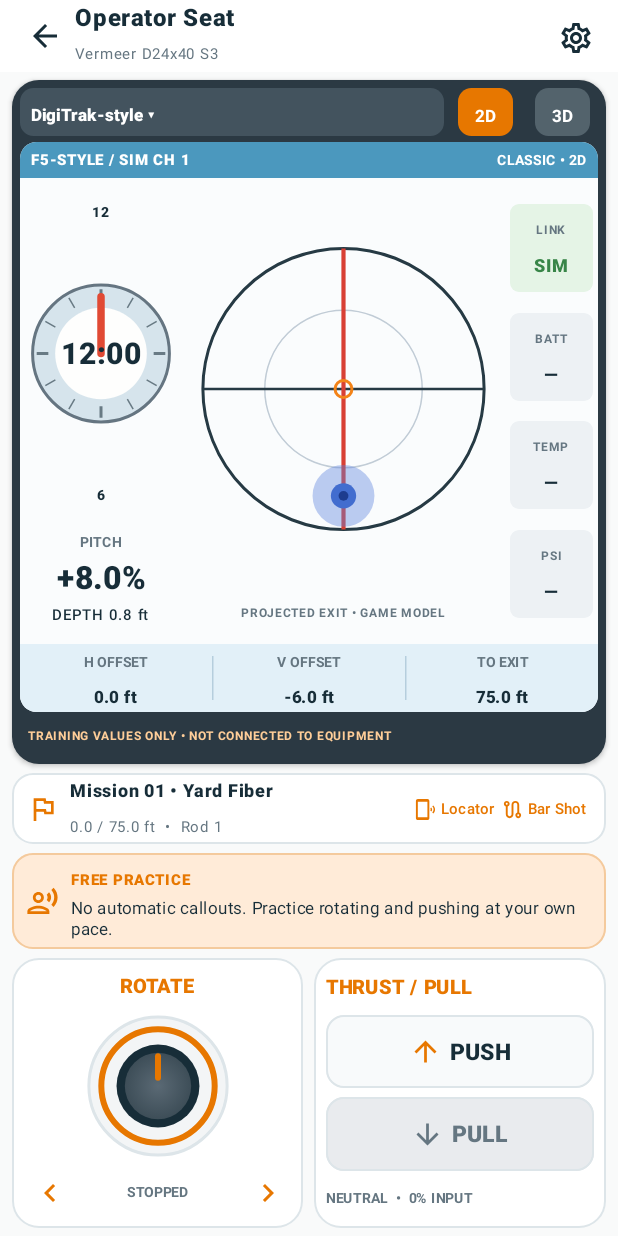
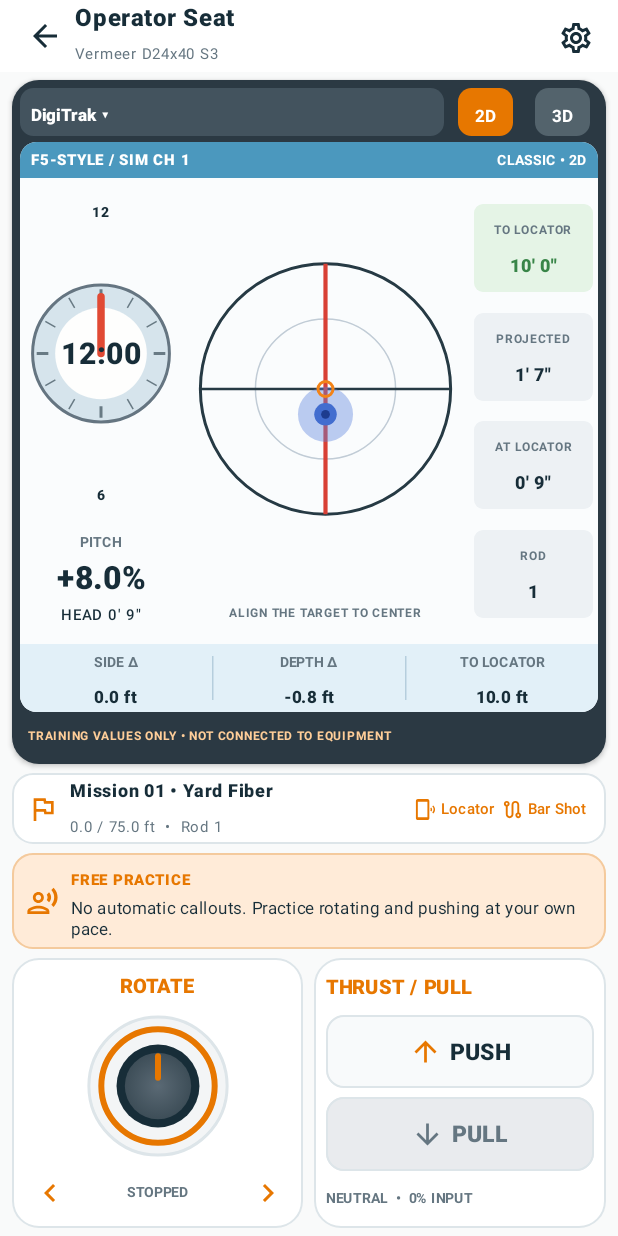
Before and after one commit to luischairez12-ui/DrillSchool, an Android app built with Jetpack Compose: the screen it shows after launch (MainActivity), after a tap on "Resume", on a phone screen of 412 x 824 dp. Run offline under Robolectric (Android 15) with nearby library versions, the phone set to English and light mode, and no system bars.

Commit message:
DrillSchool v0.7.0 — Precision toolface and locator guidance training
* Add half-hour toolface precision positions and independently movable virtual locator station

* Provide current head depth, independent distance to locator, projected and target depth, 30-minute clock and guidance offsets

* Replace unused DigiTrak telemetry with locator distance/current and projected depth, plus 30-minute clock readout

* Remove fake sensor status from Subsite and show locator-specific projected and target depth

* Build independent MAG 9-inspired simulator display with clock, pitch, depth/projection, rod number and centering target

* Add MAG 9 as third independent guidance profile alongside DigiTrak and Subsite

* Offer independent MAG 9 profile during mission setup

* Introduce precision, normal, and fast half-hour toolface rotation repeat rates

* Slow joystick toolface changes to 30-minute precision ticks with sensitivity and movable locator cue

* Persist rotation sensitivity, route precision clock nudges and locator station movements into simulator

* Show half-hour roll and locator distance in handheld receiver training peek

* Prompt trainees to reposition the simulated locator between station checkpoints

* Add automated half-hour clock, projected locator depth, target-alignment and sensitivity tests

* Bump v0.7.0 and add isolated unit test runner

* Run unit tests with Android build and name v0.7 APK

* Document precision and newly grounded display content

* Fix placement of rotation sensitivity parameter on operator cockpit rather than setup page

```diff
--- a/app/build.gradle.kts
+++ b/app/build.gradle.kts
@@ -10,8 +10,8 @@ android {
         applicationId = "com.forgecrew.drillschool"
         minSdk = 29
         targetSdk = 35
-        versionCode = 8
-        versionName = "0.6.0"
+        versionCode = 9
+        versionName = "0.7.0"
     }
     buildTypes { release { isMinifyEnabled = false } }
     compileOptions {
@@ -30,5 +30,6 @@ dependencies {
     implementation("androidx.compose.foundation:foundation")
     implementation("androidx.compose.material3:material3")
     implementation("androidx.compose.material:material-icons-extended")
+    testImplementation("junit:junit:4.13.2")
     debugImplementation("androidx.compose.ui:ui-tooling")
 }
--- a/app/src/main/java/com/forgecrew/drillschool/DigiTrakTrainingDisplay.kt
+++ b/app/src/main/java/com/forgecrew/drillschool/DigiTrakTrainingDisplay.kt
@@ -57,13 +57,13 @@ fun DigiTrakTrainingDisplay(
                     horizontalAlignment = Alignment.CenterHorizontally,
                     verticalArrangement = Arrangement.SpaceEvenly
                 ) {
-                    DigiToolfaceDial(value.clock, Modifier.fillMaxWidth().weight(1f))
+                    DigiToolfaceDial(session.toolfaceTick, Modifier.fillMaxWidth().weight(1f))
                     Text("PITCH", fontSize = 9.sp, color = SchoolMuted,
                         fontWeight = FontWeight.Bold)
                     Text(signedTrainingPercent(value.pitchPercent),
                         fontSize = 21.sp, color = DeepSteel,
                         fontWeight = FontWeight.Black, maxLines = 1)
-                    Text("DEPTH " + oneDecimal(value.depthFeet) + " ft",
+                    Text("HEAD " + feetAndInches(value.depthFeet),
                         fontSize = 10.sp, color = DeepSteel,
                         fontWeight = FontWeight.SemiBold, maxLines = 1)
                     Spacer(Modifier.height(4.dp))
@@ -74,7 +74,7 @@ fun DigiTrakTrainingDisplay(
                         DigiTargetReticle(value, threeD, Modifier.fillMaxSize())
                     }
                     Text(
-                        "PROJECTED EXIT • GAME MODEL",
+                        "ALIGN THE TARGET TO CENTER",
                         fontSize = 8.sp, color = SchoolMuted,
                         fontWeight = FontWeight.Bold,
                         modifier = Modifier.align(Alignment.CenterHorizontally),
@@ -83,13 +83,13 @@ fun DigiTrakTrainingDisplay(
                     Spacer(Modifier.height(5.dp))
                 }
                 Column(
-                    Modifier.width(55.dp).fillMaxHeight(),
+                    Modifier.width(79.dp).fillMaxHeight(),
                     verticalArrangement = Arrangement.SpaceEvenly
                 ) {
-                    DigiStatus("LINK", "SIM", true)
-                    DigiStatus("BATT", "—")
-                    DigiStatus("TEMP", "—")
-                    DigiStatus("PSI", "—")
+                    DigiStatus("TO LOCATOR", feetAndInches(value.distanceToLocatorFeet), true)
+                    DigiStatus("PROJECTED", feetAndInches(value.projectedDepthAtLocatorFeet))
+                    DigiStatus("AT LOCATOR", feetAndInches(value.targetDepthAtLocatorFeet))
+                    DigiStatus("ROD", value.rodNumber.toString())
                 }
             }
             Surface(color = Color(0xFFE2F0F8)) {
@@ -99,17 +99,17 @@ fun DigiTrakTrainingDisplay(
                     verticalAlignment = Alignment.CenterVertically
                 ) {
                     SlimGuidanceMetric(
-                        "H OFFSET", signedTrainingFeet(value.lateralDifferenceAtExitFeet),
+                        "SIDE Δ", signedTrainingFeet(value.lateralErrorAtLocatorFeet),
                         Modifier.weight(1f)
                     )
                     VerticalDivider(Modifier.height(29.dp), color = Color(0xFFB6CEDD))
                     SlimGuidanceMetric(
-                        "V OFFSET", signedTrainingFeet(value.depthDifferenceAtExitFeet),
+                        "DEPTH Δ", signedTrainingFeet(value.verticalErrorAtLocatorFeet),
                         Modifier.weight(1f)
                     )
                     VerticalDivider(Modifier.height(29.dp), color = Color(0xFFB6CEDD))
                     SlimGuidanceMetric(
-                        "TO EXIT", oneDecimal(value.distanceToExitFeet) + " ft",
+                        "TO LOCATOR", oneDecimal(value.distanceToLocatorFeet) + " ft",
                         Modifier.weight(1f)
                     )
                 }
@@ -141,7 +141,7 @@ private fun DigiStatus(label: String, value: String, live: Boolean = false) {
 }
 
 @Composable
-private fun DigiToolfaceDial(clock: Int, modifier: Modifier) {
+private fun DigiToolfaceDial(toolfaceTick: Int, modifier: Modifier) {
     Box(modifier, contentAlignment = Alignment.Center) {
         Canvas(Modifier.fillMaxSize()) {
             val middle = Offset(size.width / 2f, size.height / 2f)
@@ -166,7 +166,7 @@ private fun DigiToolfaceDial(clock: Int, modifier: Modifier) {
                     if (index % 3 == 0) 2.dp.toPx() else 1.dp.toPx()
                 )
             }
-            val position = -PI / 2 + (clock % 12) * PI / 6
+            val position = -PI / 2 + (toolfaceTick % 24) * PI / 12
             drawLine(
                 Color(0xFFE14A34), middle,
                 Offset(
@@ -176,7 +176,7 @@ private fun DigiToolfaceDial(clock: Int, modifier: Modifier) {
                 5.dp.toPx(), cap = StrokeCap.Round
             )
         }
-        Text(clock.toString() + ":00",
+        Text(clockLabelFromTick(toolfaceTick),
             fontSize = 20.sp,
             color = DeepSteel,
             fontWeight = FontWeight.Black)
--- a/app/src/main/java/com/forgecrew/drillschool/GuidanceDisplay.kt
+++ b/app/src/main/java/com/forgecrew/drillschool/GuidanceDisplay.kt
@@ -50,8 +50,11 @@ fun GuidanceDisplayPanel(
                             verticalAlignment = Alignment.CenterVertically
                         ) {
                             Text(
-                                if (style == GuidanceStyle.DIGITRAK) "DigiTrak-style ▾"
-                                else "Subsite-style ▾",
+                                when (style) {
+                                    GuidanceStyle.DIGITRAK -> "DigiTrak ▾"
+                                    GuidanceStyle.MAG9 -> "MAG 9 ▾"
+                                    GuidanceStyle.SUBSITE -> "Subsite ▾"
+                                },
                                 color = Color.White,
                                 fontWeight = FontWeight.ExtraBold,
                                 fontSize = 11.sp,
@@ -68,6 +71,13 @@ fun GuidanceDisplayPanel(
                             onClick = {
                                 pickDisplay = false
                                 onStyleChange(GuidanceStyle.DIGITRAK)
+                            }
+                        )
+                        DropdownMenuItem(
+                            text = { Text("MAG 9-style display") },
+                            onClick = {
+                                pickDisplay = false
+                                onStyleChange(GuidanceStyle.MAG9)
                             }
                         )
                         DropdownMenuItem(
@@ -95,14 +105,18 @@ fun GuidanceDisplayPanel(
                 }
             }
 
-            if (style == GuidanceStyle.DIGITRAK) {
-                DigiTrakTrainingDisplay(
+            when (style) {
+                GuidanceStyle.DIGITRAK -> DigiTrakTrainingDisplay(
                     session = session,
                     threeD = threeD,
                     modifier = Modifier.weight(1f).fillMaxWidth()
                 )
-            } else {
-                SubsiteTrainingDisplay(
+                GuidanceStyle.MAG9 -> Mag9TrainingDisplay(
+                    session = session,
+                    threeD = threeD,
+                    modifier = Modifier.weight(1f).fillMaxWidth()
+                )
+                GuidanceStyle.SUBSITE -> SubsiteTrainingDisplay(
                     session = session,
                     threeD = threeD,
                     modifier = Modifier.weight(1f).fillMaxWidth()
--- a/app/src/main/java/com/forgecrew/drillschool/LocatorCoach.kt
+++ b/app/src/main/java/com/forgecrew/drillschool/LocatorCoach.kt
@@ -16,6 +16,14 @@ object LocatorCoach {
         if (state.phase == SimPhase.FAILED) return LocatorCall(
             "stopped", "Stop the simulation. Check the profile and reset before trying again.", null, "Safety stop"
         )
+        val distanceToLocator = state.locatorStationFeet - state.stationFeet
+        if (distanceToLocator <= 2.0 &&
+            state.locatorStationFeet < state.mission.totalFeet
+        ) return LocatorCall(
+            "relocate-" + state.locatorStationFeet,
+            "We've reached the virtual locator station. Move the locator ahead in this training mission.",
+            null, "Move the simulated locator +10 ft"
+        )
         val fraction = state.stationFeet / state.mission.totalFeet
         return when {
             fraction < 0.14 -> LocatorCall("entry", "Give me 12 o'clock. We're 10 feet out from the pit.", 12, "Orient to 12, then push")
--- a/app/src/main/java/com/forgecrew/drillschool/LocatorPeekDialog.kt
+++ b/app/src/main/java/com/forgecrew/drillschool/LocatorPeekDialog.kt
@@ -77,7 +77,7 @@ fun LocatorPeekDialog(
                         ) {
                             Column(Modifier.padding(10.dp)) {
                                 Row(verticalAlignment = Alignment.CenterVertically) {
-                                    Text("ROLL: " + reading.clock + ":00",
+                                    Text("ROLL: " + reading.toolfaceLabel,
                                         color = DeepSteel, fontSize = 16.sp,
                                         fontWeight = FontWeight.Black,
                                         modifier = Modifier.weight(1f))
@@ -97,7 +97,7 @@ fun LocatorPeekDialog(
                                 ) {
                                     LocatorValue("PITCH", oneDecimal(reading.pitchPercent) + "%")
                                     LocatorValue("DEPTH", feetAndInches(reading.depthFeet))
-                                    LocatorValue("TO EXIT", oneDecimal(reading.distanceToExitFeet) + " ft")
+                                    LocatorValue("TO LOCATOR", feetAndInches(reading.distanceToLocatorFeet))
                                 }
                             }
                         }
--- a/app/src/main/java/com/forgecrew/drillschool/MainActivity.kt
+++ b/app/src/main/java/com/forgecrew/drillschool/MainActivity.kt
@@ -54,6 +54,15 @@ fun DrillSchoolApp() {
     var scoresVersion by remember { mutableIntStateOf(0) }
     var settingsOpen by remember { mutableStateOf(false) }
     var hapticLevel by remember { mutableIntStateOf(prefs.getInt("haptics_level", 2).coerceIn(0, 3)) }
+    var rotationSensitivity by remember {
+        mutableStateOf(
+            runCatching {
+                RotationSensitivity.valueOf(
+                    prefs.getString("rotation_sensitivity", "PRECISION") ?: "PRECISION"
+                )
+            }.getOrDefault(RotationSensitivity.PRECISION)
+        )
+    }
     var voiceEnabled by remember { mutableStateOf(prefs.getBoolean("locator_voice", true)) }
     var rigId by remember { mutableStateOf(prefs.getString("rig_id", "d24x40s3") ?: "d24x40s3") }
     val rig = getRigProfile(rigId)
@@ -192,7 +201,7 @@ fun DrillSchoolApp() {
                             color = OrangeDark, fontWeight = FontWeight.Bold)
                     }
                     Surface(color = OrangePale, shape = RoundedCornerShape(11.dp)) {
-                        Text("V6", Modifier.padding(horizontal = 10.dp, vertical = 7.dp),
+                        Text("V7", Modifier.padding(horizontal = 10.dp, vertical = 7.dp),
                             color = OrangeDark, fontWeight = FontWeight.Black)
                     }
                 }
@@ -288,6 +297,7 @@ fun DrillSchoolApp() {
                     else -> OperatorSeatPage(
                         session = session,
                         rig = rig,
+                        rotationSensitivity = rotationSensitivity,
                         displayStyle = displayStyle,
                         onDisplayStyle = {
                             displayStyle = it
@@ -299,8 +309,8 @@ fun DrillSchoolApp() {
                             prefs.edit().putBoolean("guidance_3d", it).apply()
                         },
                         practiceMode = practiceMode,
-                        onRotate = { direction, rpm ->
-                            session = TrainingEngine.orient(session, direction, rpm)
+                        onRotate = { direction, _ ->
+                            session = TrainingEngine.nudgeToolface(session, direction)
                         },
                         onStopRotation = {
                             if (session.rotationRpm != 0)
@@ -312,6 +322,9 @@ fun DrillSchoolApp() {
                         },
                         onAddRod = {
                             session = TrainingEngine.addRod(session)
+                        },
+                        onMoveLocator = {
+                            session = TrainingEngine.moveLocatorAhead(session)
                         },
                         onReset = ::resetMission,
                         onPeek = { barShotOpen = true },
@@ -365,6 +378,28 @@ fun DrillSchoolApp() {
                 Text("Published maximum ratings, not live measurements or recommended operating settings.",
                     fontSize = 11.sp, color = SchoolMuted)
                 HorizontalDivider()
+                Text("Toolface joystick sensitivity", fontWeight = FontWeight.Bold)
+                RotationSensitivity.entries.forEach { sensitivity ->
+                    Row(verticalAlignment = Alignment.CenterVertically) {
+                        RadioButton(
+                            selected = rotationSensitivity == sensitivity,
+                            onClick = {
+                                rotationSensitivity = sensitivity
+                                prefs.edit().putString(
+                                    "rotation_sensitivity", sensitivity.name
+                                ).apply()
+                            }
+                        )
+                        Text(
+                            sensitivity.title + " • 30-minute step every " +
+                                sensitivity.stepDelayMs + " ms",
+                            fontSize = 12.sp
+                        )
+                    }
+                }
+                SubText("Tap arrows for one half-hour step. Hold the dial to repeat. " +
+                    "The game clock is not actual machine RPM.")
+                HorizontalDivider()
                 Text("Haptic feedback", fontWeight = FontWeight.Bold)
                 listOf("Off", "Light", "Normal", "Strong").forEachIndexed { index, label ->
                     Row(verticalAlignment = Alignment.CenterVertically) {
--- a/app/src/main/java/com/forgecrew/drillschool/OperatorSeatPage.kt
+++ b/app/src/main/java/com/forgecrew/drillschool/OperatorSeatPage.kt
@@ -35,6 +35,7 @@ import kotlin.math.roundToInt
 fun OperatorSeatPage(
     session: SimState,
     rig: RigProfile,
+    rotationSensitivity: RotationSensitivity,
     displayStyle: GuidanceStyle,
     onDisplayStyle: (GuidanceStyle) -> Unit,
     threeD: Boolean,
@@ -45,6 +46,7 @@ fun OperatorSeatPage(
     onMove: (SimMode, Int) -> Unit,
     onPullBack: () -> Unit,
     onAddRod: () -> Unit,
+    onMoveLocator: () -> Unit,
     onReset: () -> Unit,
     onPeek: () -> Unit,
     onPeekLocator: () -> Unit,
@@ -70,7 +72,7 @@ fun OperatorSeatPage(
             .coerceIn(0, rig.maxSpindleRpm)
     val locator = LocatorCoach.current(session)
 
-    LaunchedEffect(rotation, rpm, session.phase) {
+    LaunchedEffect(rotation, rotationSensitivity, session.phase) {
         if (session.phase != SimPhase.RUNNING) return@LaunchedEffect
         if (rotation == 0) {
             onStopRotation()
@@ -78,7 +80,8 @@ fun OperatorSeatPage(
         }
         while (isActive && currentSession.phase == SimPhase.RUNNING) {
             onRotate(rotation, rpm)
-            delay(340)
+            onHaptic(FeedbackCue.CLOCK)
+            delay(rotationSensitivity.stepDelayMs)
         }
     }
     LaunchedEffect(thrust, rotation, session.phase, session.awaitingNextRod) {
@@ -191,6 +194,31 @@ fun OperatorSeatPage(
             }
         }
 
+        // The locator is a movable training station, not the bore exit.
+        if (session.phase == SimPhase.RUNNING &&
+            session.locatorStationFeet < session.mission.totalFeet &&
+            (session.locatorStationFeet - session.stationFeet) <= 2.0
+        ) {
+            Surface(color = Color(0xFFEAF2F2), shape = RoundedCornerShape(12.dp)) {
+                Row(
+                    Modifier.fillMaxWidth().height(37.dp)
+                        .padding(horizontal = 7.dp),
+                    verticalAlignment = Alignment.CenterVertically
+                ) {
+                    Text(
+                        "Locator at " + oneDecimal(session.locatorStationFeet) + " ft",
+                        modifier = Modifier.weight(1f),
+                        color = DeepSteel, fontSize = 11.sp,
+                        fontWeight = FontWeight.Bold
+                    )
+                    TextButton(
+                        onClick = { onMoveLocator(); onHaptic(FeedbackCue.LOCATOR) },
+                        contentPadding = PaddingValues(horizontal = 8.dp)
+                    ) { Text("Move locator +10 ft", fontSize = 11.sp) }
+                }
+            }
+        }
+
         if (session.awaitingNextRod) {
             Surface(color = OrangePale, shape = RoundedCornerShape(12.dp)) {
                 Row(
@@ -240,18 +268,18 @@ fun OperatorSeatPage(
                         verticalAlignment = Alignment.CenterVertically
                     ) {
                         IconButton(
-                            onClick = { onRotate(-1, 0); onHaptic(FeedbackCue.ENGAGE) },
+                            onClick = { onRotate(-1, 0); onHaptic(FeedbackCue.CLOCK) },
                             modifier = Modifier.size(34.dp),
                             enabled = session.phase == SimPhase.RUNNING
                         ) {
                             Icon(Icons.Outlined.ChevronLeft, "Rotate counterclockwise",
                                 tint = OrangeDark)
                         }
-                        Text(if (rpm == 0) "STOPPED" else rpm.toString() + " RPM",
+                        Text(if (rotation == 0) "STOPPED" else rotationSensitivity.title + " • 30m",
                             color = SchoolMuted, fontSize = 9.sp,
                             fontWeight = FontWeight.Bold)
                         IconButton(
-                            onClick = { onRotate(1, 0); onHaptic(FeedbackCue.ENGAGE) },
+                            onClick = { onRotate(1, 0); onHaptic(FeedbackCue.CLOCK) },
                             modifier = Modifier.size(34.dp),
                             enabled = session.phase == SimPhase.RUNNING
                         ) {
--- /dev/null
+++ b/app/src/main/java/com/forgecrew/drillschool/RotationSensitivity.kt
@@ -0,0 +1,8 @@
+package com.forgecrew.drillschool
+
+/** Half-hour toolface increments are shared by all three modes. */
+enum class RotationSensitivity(val title: String, val stepDelayMs: Long) {
+    PRECISION("Precision", 900L),
+    NORMAL("Normal", 600L),
+    FAST("Fast", 350L)
+}
--- a/app/src/main/java/com/forgecrew/drillschool/SimulatorSetupPage.kt
+++ b/app/src/main/java/com/forgecrew/drillschool/SimulatorSetupPage.kt
@@ -15,8 +15,9 @@ import androidx.compose.ui.unit.sp
 
 /** These are our training layouts; they are not copies of OEM firmware. */
 enum class GuidanceStyle(val title: String, val description: String) {
-    DIGITRAK("DigiTrak-inspired", "Compact clock, pitch and depth view"),
-    SUBSITE("Subsite-inspired", "High-contrast guidance and tracking")
+    DIGITRAK("DigiTrak-inspired", "Large toolface clock, center target, locator distance"),
+    MAG9("MAG 9-inspired", "Toolface, pitch, projection, rod and centered target"),
+    SUBSITE("Subsite-inspired", "Profile-style guidance and tracking")
 }
 
 enum class PracticeMode(val label: String) {
--- a/app/src/main/java/com/forgecrew/drillschool/TrainingGuidanceReading.kt
+++ b/app/src/main/java/com/forgecrew/drillschool/TrainingGuidanceReading.kt
@@ -1,16 +1,25 @@
 package com.forgecrew.drillschool
 
 import kotlin.math.abs
+import kotlin.math.roundToInt
 
 /**
- * Model-only readings for UI. These numbers come from the fictional training
- * trajectory, not DCI/Subsite equipment, telemetry, or a physical bore forecast.
+ * Fictional geometry to teach what numbers mean on a monitor.
+ * NOT a physical HDD steering or depth prediction, and NOT instrument data.
  */
 data class TrainingGuidanceReading(
     val clock: Int,
+    val toolfaceLabel: String,
     val pitchPercent: Double,
     val depthFeet: Double,
     val lateralFeet: Double,
+    val locatorStationFeet: Double,
+    val distanceToLocatorFeet: Double,
+    val projectedDepthAtLocatorFeet: Double,
+    val targetDepthAtLocatorFeet: Double,
+    val verticalErrorAtLocatorFeet: Double,
+    val lateralErrorAtLocatorFeet: Double,
+    val rodNumber: Int,
     val distanceToExitFeet: Double,
     val depthDifferenceAtExitFeet: Double,
     val lateralDifferenceAtExitFeet: Double,
@@ -21,29 +30,49 @@ data class TrainingGuidanceReading(
 
 fun trainingGuidanceReading(state: SimState): TrainingGuidanceReading {
     val remaining = (state.mission.totalFeet - state.stationFeet).coerceAtLeast(0.0)
-    val projected = state.depthFeet + remaining * state.pitchPercent / 100.0
-    val deltaDepth = state.mission.exitDepthFeet - projected
-    val deltaLateral = state.mission.exitLateralFeet - state.lateralFeet
+    val locatorStation = state.locatorStationFeet.coerceIn(0.0, state.mission.totalFeet)
+    val toLocator = (locatorStation - state.stationFeet).coerceAtLeast(0.0)
+
+    // A deliberately simple teaching model. Do not derive operating angles from it.
+    val projectedToLocator = state.depthFeet + toLocator * state.pitchPercent / 100.0
+    val targetDepth = 0.75 +
+        (state.mission.exitDepthFeet - 0.75) *
+        (locatorStation / state.mission.totalFeet.coerceAtLeast(1.0))
+    val targetLateral = state.mission.exitLateralFeet *
+        (locatorStation / state.mission.totalFeet.coerceAtLeast(1.0))
+    val deltaDepthToLocator = targetDepth - projectedToLocator
+    val deltaLateralToLocator = targetLateral - state.lateralFeet
+
+    val projectedExit = state.depthFeet + remaining * state.pitchPercent / 100.0
+    val deltaDepthToExit = state.mission.exitDepthFeet - projectedExit
+    val deltaLateralToExit = state.mission.exitLateralFeet - state.lateralFeet
+
     return TrainingGuidanceReading(
         clock = state.lastClock,
+        toolfaceLabel = clockLabelFromTick(state.toolfaceTick),
         pitchPercent = state.pitchPercent,
         depthFeet = state.depthFeet,
         lateralFeet = state.lateralFeet,
+        locatorStationFeet = locatorStation,
+        distanceToLocatorFeet = toLocator,
+        projectedDepthAtLocatorFeet = projectedToLocator,
+        targetDepthAtLocatorFeet = targetDepth,
+        verticalErrorAtLocatorFeet = deltaDepthToLocator,
+        lateralErrorAtLocatorFeet = deltaLateralToLocator,
+        rodNumber = state.rodNumber,
         distanceToExitFeet = remaining,
-        depthDifferenceAtExitFeet = deltaDepth,
-        lateralDifferenceAtExitFeet = deltaLateral,
-        projectedExitDepthFeet = projected,
-        targetX = (deltaLateral / 5.0).toFloat().coerceIn(-1f, 1f),
-        targetY = (-deltaDepth / 5.0).toFloat().coerceIn(-1f, 1f)
+        depthDifferenceAtExitFeet = deltaDepthToExit,
+        lateralDifferenceAtExitFeet = deltaLateralToExit,
+        projectedExitDepthFeet = projectedExit,
+        // Target is moved by head position, pitch and simulated thrust,
+        // not merely by rotating the stationary toolface.
+        targetX = (deltaLateralToLocator / 3.0).toFloat().coerceIn(-1f, 1f),
+        targetY = (-deltaDepthToLocator / 3.0).toFloat().coerceIn(-1f, 1f)
     )
 }
 
-/** Human-readable plain units; avoid pretending estimated values are measured. */
 fun feetAndInches(feet: Double): String {
-    val negative = feet < 0
-    val wholeInches = (abs(feet) * 12.0).toInt()
-    val rem = (abs(feet) * 12.0 - wholeInches)
-    val inches = if (rem >= 0.5) wholeInches + 1 else wholeInches
-    return (if (negative) "-" else "") + (inches / 12) + "' " +
-        (inches % 12).toString() + "\""
+    val total = (abs(feet) * 12.0).roundToInt()
+    return (if (feet < 0) "-" else "") +
+        (total / 12) + "' " + (total % 12) + "\""
 }
```
Also changed, not shown: app/src/main/java/com/forgecrew/drillschool/Mag9TrainingDisplay.kt (added, +172 -0 lines), app/src/main/java/com/forgecrew/drillschool/SubsiteTrainingDisplay.kt (+9 -9 lines), app/src/main/java/com/forgecrew/drillschool/TrainingEngine.kt (+52 -7 lines), 3 other files.
